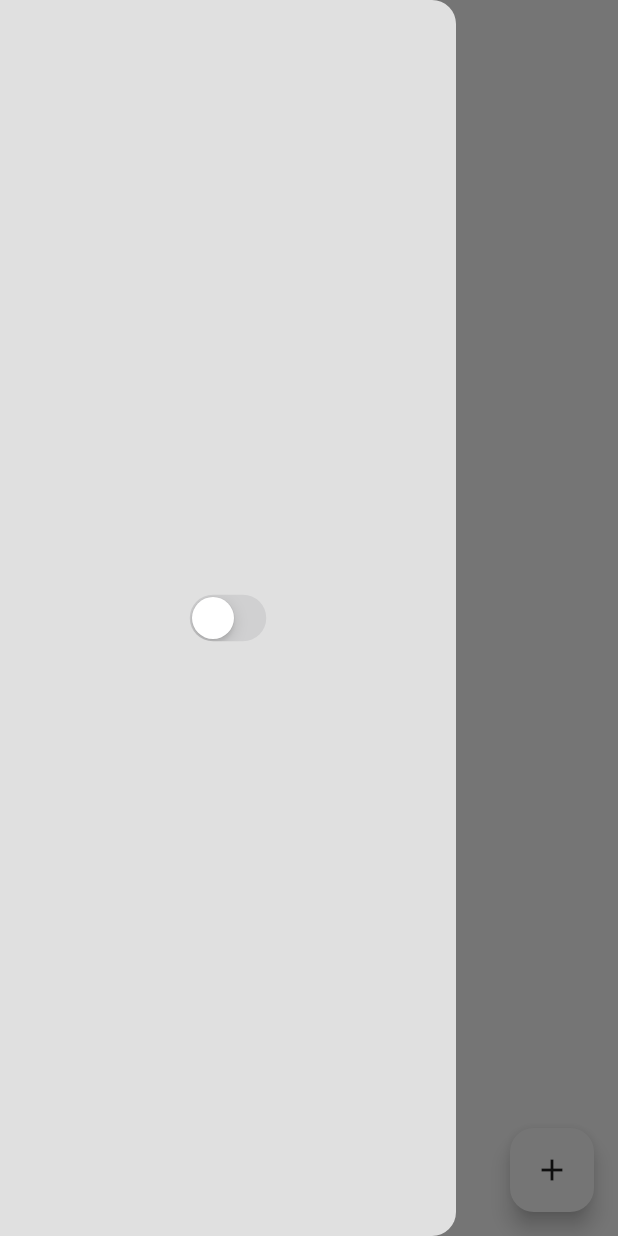
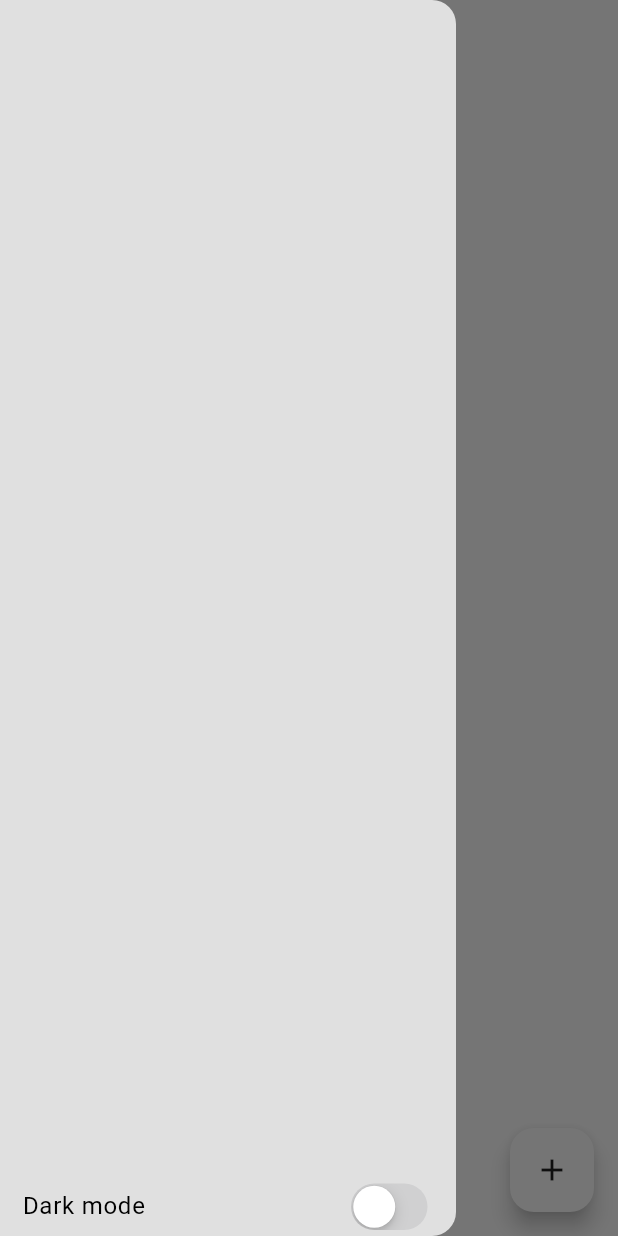
Before and after one commit to JigarRajput/Habit-Tracker, a Flutter app: the screen it shows after launch, with the side drawer open, on a phone screen of 412 x 824 dp. Run offline on Flutter 3.47's test engine with Material 3 defaults, Android fonts, the phone set to English and light mode, and no system bars; our stand-ins replace flutter_heatmap_calendar, flutter_slidable, isar; accounts and stored records are empty; generated files the repository leaves out were written again.

Commit message:
Habit tracker completed

```diff
--- a/lib/modules/home/home_page.dart
+++ b/lib/modules/home/home_page.dart
@@ -1,4 +1,5 @@
 import 'package:flutter/material.dart';
+import 'package:habit_tracker/widgets/habit_tracker_heat_map.dart';
 import 'package:provider/provider.dart';
 
 import '../../database/habit_database.dart';
@@ -20,7 +21,7 @@ class _HomePageState extends State<HomePage> {
   void createNewHabit() {
     showDialogBox(
         text: null,
-        onSave: () async {
+        onConfirm: () async {
           final habit = textController.text;
           context.read<HabitDatabase>().addHabit(habit);
           Navigator.of(context).pop();
@@ -34,18 +35,32 @@ class _HomePageState extends State<HomePage> {
     }
   }
 
-  void handleDismiss(int id) => context.read<HabitDatabase>().deleteHabit(id);
+  void handleDelete(int id) {
+    showDialogBox(
+      onConfirm: () async {
+        context.read<HabitDatabase>().deleteHabit(id);
+        Navigator.of(context).pop();
+      },
+      isDelete: true,
+    );
+  }
 
-  void showDialogBox({String? text, void Function()? onSave}) {
+  void showDialogBox({
+    String? text,
+    void Function()? onConfirm,
+    bool isDelete = false,
+  }) {
     if (text != null) {
       textController.text = text;
     }
     showDialog(
       context: context,
       builder: (context) => AlertDialog(
-        content: TextField(
+        content: !isDelete
+            ? TextField(
                 controller: textController,
-        ),
+              )
+            : const Text("Are you sure you want to delete"),
         actions: [
           MaterialButton(
             onPressed: () {
@@ -55,18 +70,19 @@ class _HomePageState extends State<HomePage> {
             child: const Text("Cancel"),
           ),
           MaterialButton(
-            onPressed: onSave,
-            child: const Text("Save"),
+            onPressed: onConfirm,
+            child: Text(!isDelete ? "Save" : "Delete"),
           )
         ],
       ),
     );
+    textController.clear();
   }
 
   void handleEdit(Habit habit) {
     showDialogBox(
       text: habit.name,
-      onSave: () async {
+      onConfirm: () async {
         context.read<HabitDatabase>().updateHabitName(
               habit.id,
               textController.text,
@@ -101,7 +117,11 @@ class _HomePageState extends State<HomePage> {
           color: themeData.colorScheme.inversePrimary,
         ),
       ),
-      body: ListView.builder(
+      body: ListView(
+        children: [
+          _buildHeatMap(),
+          ListView.builder(
+            shrinkWrap: true,
             itemCount: habits.length,
             itemBuilder: (context, index) => HabitTile(
                 key: Key(index.toString()),
@@ -109,9 +129,30 @@ class _HomePageState extends State<HomePage> {
                 isCompleted: isCompletedToday(habits[index].completedDays),
                 onChanged: (val) => checkHabit(habits[index], val),
                 index: index,
-            onDismiss: (_) => handleDismiss(habits[index].id),
+                onDismiss: () => handleDelete(habits[index].id),
                 onEdit: () => handleEdit(habits[index])),
+          )
+        ],
       ),
     );
   }
+
+  Widget _buildHeatMap() {
+    final habitdatabase = context.watch<HabitDatabase>();
+
+    final currentHabits = habitdatabase.currentHabits;
+
+    return FutureBuilder(
+        future: habitdatabase.getFirstLaunchDate(),
+        builder: (context, snapshot) {
+          if (snapshot.hasData) {
+            return HabitTrackerHeatMap(
+              startDate: snapshot.data!,
+              datasets: prepareHeatmapDataset(currentHabits),
+            );
+          } else {
+            return const Center(child: Text("No habits to show!"));
           }
+        });
+  }
+}
--- a/lib/widgets/habit_drawer.dart
+++ b/lib/widgets/habit_drawer.dart
@@ -13,10 +13,25 @@ class HabitDrawer extends StatelessWidget {
     final themeProvider = Provider.of<ThemeProvider>(context);
     return Drawer(
       backgroundColor: themeData.colorScheme.background,
-      child: Center(
-        child: CupertinoSwitch(
-          value: themeProvider.isDarkMode,
-          onChanged: (_) => themeProvider.toggleTheme(),
+      child: SafeArea(
+        child: Align(
+          alignment: Alignment.bottomRight,
+          child: Padding(
+            padding: const EdgeInsets.symmetric(horizontal: 15),
+            child: Row(
+              mainAxisAlignment: MainAxisAlignment.spaceBetween,
+              children: [
+                Text(
+                  "Dark mode",
+                  style: themeData.textTheme.bodyLarge,
+                ),
+                CupertinoSwitch(
+                  value: themeProvider.isDarkMode,
+                  onChanged: (_) => themeProvider.toggleTheme(),
+                ),
+              ],
+            ),
+          ),
         ),
       ),
     );
--- a/pubspec.yaml
+++ b/pubspec.yaml
@@ -40,6 +40,8 @@ dependencies:
   isar_flutter_libs: ^3.1.0+1
   path_provider: ^2.1.3
   path: ^1.9.0
+  flutter_slidable: ^3.1.0
+  flutter_heatmap_calendar: ^1.0.5
 
 dev_dependencies:
   flutter_test:
```
Also changed, not shown: lib/utils/habit_utils.dart (+20 -0 lines), lib/widgets/habit_tile.dart (+24 -6 lines), lib/widgets/habit_tracker_heat_map.dart (added, +38 -0 lines), pubspec.lock. Lines whose indentation alone changed are shown as unchanged.
